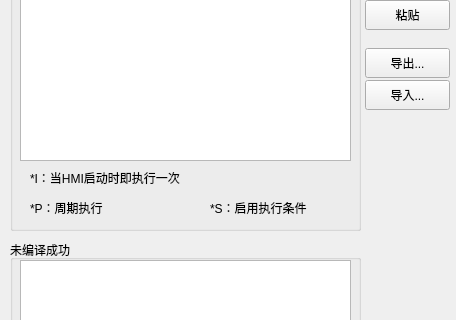
Above: dialog.ui from KoterRomanov/MacroWidget before the change; both pictures show x 0 to 456 and y 170 to 490 of the 456 by 572 pixel window. Below: the same form after it.
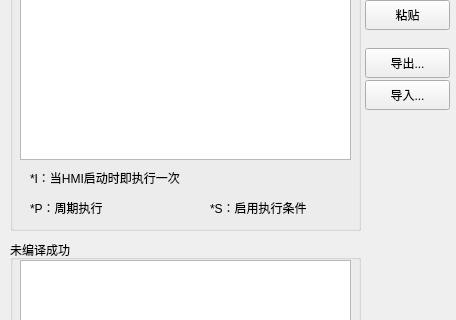
That is the form after the change.

```diff
--- a/dialog.ui
+++ b/dialog.ui
@@ -25,16 +25,6 @@
    <property name="title">
     <string>已编译成功</string>
    </property>
-   <widget class="QListView" name="listView">
-    <property name="geometry">
-     <rect>
-      <x>10</x>
-      <y>20</y>
-      <width>331</width>
-      <height>301</height>
-     </rect>
-    </property>
-   </widget>
    <widget class="QLabel" name="label_3">
     <property name="geometry">
      <rect>
@@ -74,6 +64,16 @@
      <string>*I：当HMI启动时即执行一次</string>
     </property>
    </widget>
+   <widget class="QListWidget" name="complie_macro_listwidget">
+    <property name="geometry">
+     <rect>
+      <x>10</x>
+      <y>20</y>
+      <width>331</width>
+      <height>300</height>
+     </rect>
+    </property>
+   </widget>
   </widget>
   <widget class="QGroupBox" name="groupBox_2">
    <property name="geometry">
```
Left out of the diff: 18 changed lines with no effect on the pictures.
